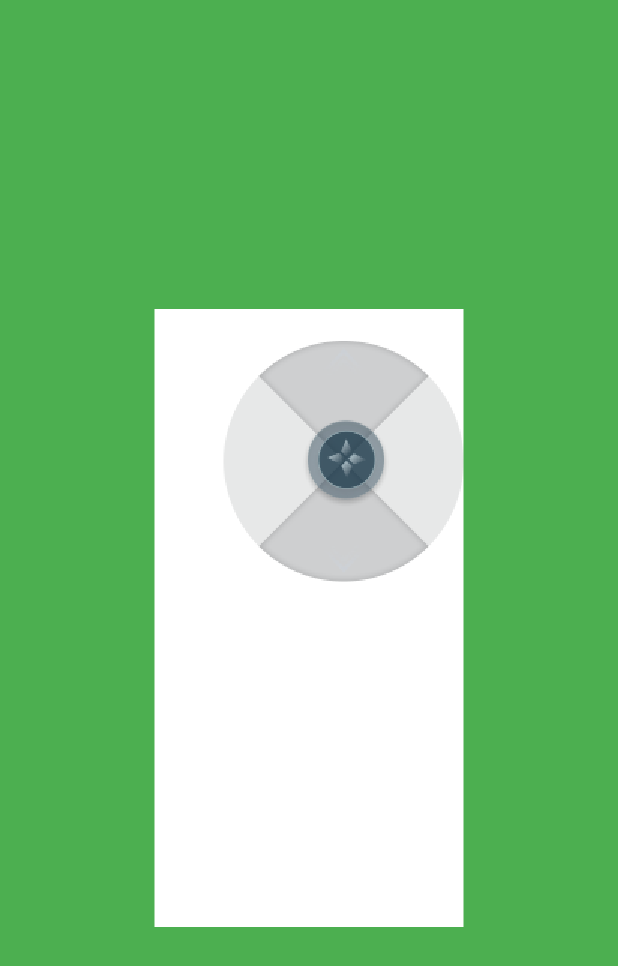
After one commit to Alan-GitHub/effect_demo, a Flutter app: the screen it shows after launch, after a tap on "操纵杆", on a phone screen of 412 x 824 dp. The commit adds this screen. Shown: the top 966 px of the screen. Run offline on Flutter 3.47's test engine with Material 2 defaults, Android fonts, the phone set to English and light mode, and no system bars; network calls fail.

Commit message:
手游操纵杆

```diff
--- /dev/null
+++ b/lib/src/animation_use/joystick_component.dart
@@ -0,0 +1,79 @@
+import 'package:flutter/material.dart';
+import 'dart:ui' as ui;
+
+import 'joystick_use_page.dart';
+
+class JoystickComponent extends CustomPainter {
+  JoystickComponent({
+    this.bigCircleImage,
+    this.littleCircleImage,
+    this.bigCircleR = 0,
+    this.littleCircleR = 0,
+    required this.joystickData,
+  }) : super(repaint: joystickData);
+
+  final ui.Image? bigCircleImage;
+  final ui.Image? littleCircleImage;
+  final double bigCircleR;
+  final double littleCircleR;
+  final ValueNotifier<JoystickData> joystickData;
+
+  @override
+  void paint(Canvas canvas, Size size) {
+    // double bgR = 50;
+
+    // 底圆
+    // canvas.drawCircle(
+    //     const Offset(0, 0),
+    //     bgR,
+    //     paint
+    //       ..style = PaintingStyle.fill
+    //       ..color = Colors.blue.withOpacity(0.2));
+
+    // 手势小圆
+    // canvas.drawCircle(
+    //     const Offset(0, 0),
+    //     bgR / 2,
+    //     paint
+    //       ..style = PaintingStyle.fill
+    //       ..color = Colors.blue.withOpacity(0.9));
+
+    //大圆原点坐标
+    double bigCircleOriginDx = joystickData.value.offset.dx - bigCircleR;
+    double bigCircleOriginDy = joystickData.value.offset.dy - bigCircleR;
+
+    //大圆边界处理
+    if (bigCircleOriginDx < 0) {
+      bigCircleOriginDx = 0;
+    }
+
+    if (bigCircleOriginDx > size.width - 2 * bigCircleR) {
+      bigCircleOriginDx = size.width - 2 * bigCircleR;
+    }
+
+    if (bigCircleOriginDy < 0) {
+      bigCircleOriginDy = 0;
+    }
+
+    if (bigCircleOriginDy > size.height - 2 * bigCircleR) {
+      bigCircleOriginDy = size.height - 2 * bigCircleR;
+    }
+
+    //小圆原点坐标
+    double littleCircleOriginDx = bigCircleOriginDx + (bigCircleR - littleCircleR);
+    double littleCircleOriginDy = bigCircleOriginDy + (bigCircleR - littleCircleR);
+
+    Paint paint = Paint();
+
+    if (bigCircleImage != null) {
+      canvas.drawImage(bigCircleImage!, Offset(bigCircleOriginDx, bigCircleOriginDy), paint);
+    }
+
+    if (littleCircleImage != null) {
+      canvas.drawImage(littleCircleImage!, Offset(littleCircleOriginDx, littleCircleOriginDy), paint);
+    }
+  }
+
+  @override
+  bool shouldRepaint(covariant CustomPainter oldDelegate) => false;
+}
--- /dev/null
+++ b/lib/src/animation_use/joystick_use_page.dart
@@ -0,0 +1,98 @@
+import 'package:flutter/material.dart';
+import 'package:flutter/services.dart';
+import 'dart:ui' as ui;
+
+import 'joystick_component.dart';
+
+class JoystickData {
+  JoystickData(this.offset, this.panDetail);
+
+  Offset offset;
+  Object? panDetail;
+}
+
+class JoystickUsePage extends StatefulWidget {
+  const JoystickUsePage({super.key});
+
+  @override
+  State<JoystickUsePage> createState() => _JoystickUsePageState();
+}
+
+class _JoystickUsePageState extends State<JoystickUsePage> {
+  bool isPaint = false;
+  ui.Image? bigCircleImage;
+  ui.Image? littleCircleImage;
+
+  //默认位置
+  static const Offset defaultOffset = Offset(200, 100);
+  ValueNotifier<JoystickData> joystickData = ValueNotifier(JoystickData(defaultOffset, null));
+
+  @override
+  void initState() {
+    super.initState();
+
+    isPaint = false;
+    loadIamge(1, "assets/images/drive_wheel_outline.png");
+    loadIamge(2, "assets/images/drive_wheel_control.png");
+  }
+
+  @override
+  Widget build(BuildContext context) {
+    return Scaffold(
+      body: Container(
+        color: Colors.green,
+        alignment: Alignment.center,
+        child: GestureDetector(
+          onPanDown: panDown,
+          onPanUpdate: panUpdate,
+          onPanEnd: panEnd,
+          child: Container(
+            color: Colors.white,
+            width: MediaQuery.of(context).size.width / 2,
+            height: MediaQuery.of(context).size.height / 2,
+            child: isPaint
+                ? CustomPaint(
+                    painter: JoystickComponent(
+                        bigCircleImage: bigCircleImage,
+                        littleCircleImage: littleCircleImage,
+                        bigCircleR: 80,
+                        littleCircleR: 28,
+                        joystickData: joystickData))
+                : Container(),
+          ),
+        ),
+      ),
+    );
+  }
+
+  void panDown(DragDownDetails details) {
+    joystickData.value = JoystickData(details.localPosition, details);
+  }
+
+  void panUpdate(DragUpdateDetails details) {
+    joystickData.value = JoystickData(details.localPosition, details);
+  }
+
+  void panEnd(DragEndDetails details) {
+    joystickData.value = JoystickData(defaultOffset, details);
+  }
+
+  void loadIamge(int no, String path) async {
+    // 加载资源文件
+    final data = await rootBundle.load(path);
+    // 把资源文件转换成Uint8List类型
+    final bytes = data.buffer.asUint8List();
+    // 解析Uint8List类型的数据图片
+    if (no == 1) {
+      bigCircleImage = await decodeImageFromList(bytes);
+    } else if (no == 2) {
+      littleCircleImage = await decodeImageFromList(bytes);
+    }
+
+    if (bigCircleImage != null && littleCircleImage != null) {
+      setState(() {
+        isPaint = true;
+      });
+    }
+  }
+}
--- a/lib/src/home_page.dart
+++ b/lib/src/home_page.dart
@@ -46,7 +46,13 @@ class _HomePageState extends State<HomePage> {
                   },
                   child: const Text("动画入门"),
                 ),
-                GestureDemo(),
+                const GestureDemo(),
+                TextButton(
+                  onPressed: () {
+                    Nav.pushName(RouteName.joystickUsePage);
+                  },
+                  child: const Text("操纵杆"),
+                ),
               ],
             ),
           ),
--- a/lib/src/router/RouteTable.dart
+++ b/lib/src/router/RouteTable.dart
@@ -1,7 +1,7 @@
 import 'package:effect_demo/src/animation_use/animation_use_page.dart';
+import 'package:effect_demo/src/animation_use/joystick_use_page.dart';
 import 'package:effect_demo/src/expand_collapse/expand_collapse_page.dart';
 import 'package:effect_demo/src/lun_pan/context_menu.dart';
-import 'package:effect_demo/src/lun_pan/lunpan.dart';
 import 'package:flutter/material.dart';
 import 'package:effect_demo/src/home_page.dart';
 
@@ -16,6 +16,7 @@ class RouteName {
   static const String expandCollapsePage = 'expandCollapsePage';
   static const String kindaCodeDemo = 'kindaCodeDemo';
   static const String animationUsePage = 'animationUsePage';
+  static const String joystickUsePage = 'JoystickUsePage';
 }
 
 ///注册路由页面
@@ -31,6 +32,7 @@ class RouteTable {
       RouteName.expandCollapsePage: (BuildContext context) =>  const AnimatedContainerExample(),
       RouteName.kindaCodeDemo: (BuildContext context) =>  const KindaCodeDemo(),
       RouteName.animationUsePage: (BuildContext context) =>  const AnimationUsePage(),
+      RouteName.joystickUsePage: (BuildContext context) =>  const JoystickUsePage(),
     };
   }
 
```
Also changed, not shown: assets/images/2.0x/drive_wheel_control.png (added), assets/images/2.0x/drive_wheel_outline.png (added), assets/images/3.0x/drive_wheel_control.png (added), assets/images/3.0x/drive_wheel_outline.png (added), assets/images/drive_wheel_control.png (added), assets/images/drive_wheel_outline.png (added).
